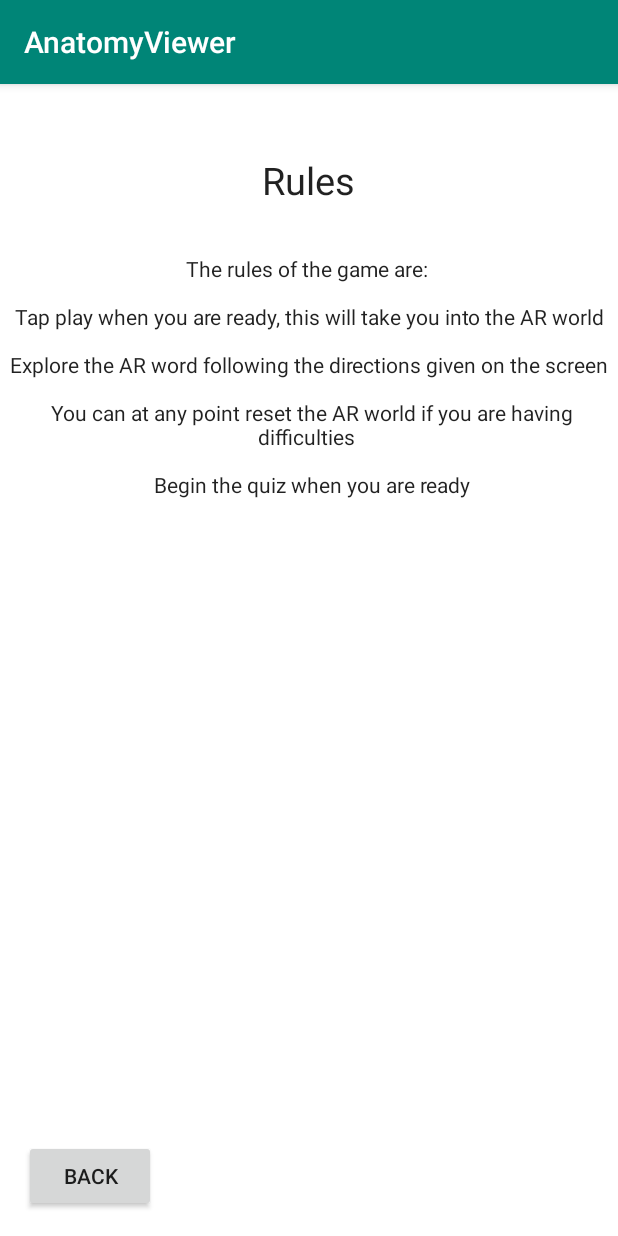
After one commit to AntonClaesson/AnatomyViewerAR, an Android app: the RulesFragment screen opened through its navigation route, on a phone screen of 412 x 824 dp. The commit adds this screen. Run offline under Robolectric (Android 15) with nearby library versions, the phone set to English and light mode, and no system bars; our stand-ins replace data binding.

Commit message:
added rules fragment

```diff
--- /dev/null
+++ b/app/src/main/java/com/example/anatomyviewer/main/RulesFragment.kt
@@ -0,0 +1,33 @@
+package com.example.anatomyviewer.main
+
+import android.os.Bundle
+import androidx.fragment.app.Fragment
+import android.view.LayoutInflater
+import android.view.View
+import android.view.ViewGroup
+import android.widget.Button
+import androidx.navigation.fragment.findNavController
+import com.example.anatomyviewer.R
+
+/**
+ * A simple [Fragment] subclass.
+ */
+class RulesFragment : Fragment() {
+
+    override fun onCreateView(
+        inflater: LayoutInflater, container: ViewGroup?,
+        savedInstanceState: Bundle?
+    ): View? {
+        // Inflate the layout for this fragment
+        return inflater.inflate(R.layout.rules, container, false)
+    }
+
+    override fun onViewCreated(view: View, savedInstanceState: Bundle?) {
+        super.onViewCreated(view, savedInstanceState)
+
+        view.findViewById<Button>(R.id.back_button).setOnClickListener {
+            val action =  RulesFragmentDirections.actionRulesFragmentToWelcomeScreen()
+            findNavController().navigate(action)
+        }
+    }
+}
--- a/app/src/main/java/com/example/anatomyviewer/main/WelcomeScreenFragment.kt
+++ b/app/src/main/java/com/example/anatomyviewer/main/WelcomeScreenFragment.kt
@@ -6,9 +6,6 @@ import android.view.LayoutInflater
 import android.view.View
 import android.view.ViewGroup
 import android.widget.Button
-import android.widget.TextView
-import androidx.navigation.NavController
-import androidx.navigation.findNavController
 import androidx.navigation.fragment.findNavController
 import com.example.anatomyviewer.R
 
@@ -26,8 +23,13 @@ class WelcomeScreenFragment : Fragment() {
     override fun onViewCreated(view: View, savedInstanceState: Bundle?) {
         super.onViewCreated(view, savedInstanceState)
 
-        view.findViewById<Button>(R.id.button_first).setOnClickListener {
+        view.findViewById<Button>(R.id.play_button).setOnClickListener {
            val action =  WelcomeScreenFragmentDirections.actionWelcomeScreenToAnatomyViewerFragment()
+            findNavController().navigate(action)
+        }
+
+        view.findViewById<Button>(R.id.to_rules_button).setOnClickListener {
+            val action =  WelcomeScreenFragmentDirections.actionWelcomeScreenToRulesFragment()
             findNavController().navigate(action)
         }
     }
--- /dev/null
+++ b/app/src/main/res/layout/rules.xml
@@ -0,0 +1,49 @@
+<?xml version="1.0" encoding="utf-8"?>
+<androidx.constraintlayout.widget.ConstraintLayout xmlns:android="http://schemas.android.com/apk/res/android"
+    xmlns:app="http://schemas.android.com/apk/res-auto"
+    xmlns:tools="http://schemas.android.com/tools"
+    android:layout_width="match_parent"
+    android:layout_height="match_parent"
+    android:background="@android:color/white"
+    tools:context=".main.RulesFragment">
+
+    <TextView
+        android:id="@+id/rules_title"
+        style="@style/AppTheme"
+        android:layout_width="wrap_content"
+        android:layout_height="wrap_content"
+        android:layout_marginTop="16dp"
+        android:layout_marginBottom="592dp"
+        android:padding="@dimen/padding_text_welcome"
+        android:text="@string/rules_title"
+        android:textSize="@dimen/text_size_app_title"
+        app:layout_constraintBottom_toTopOf="@id/back_button"
+        app:layout_constraintEnd_toEndOf="parent"
+        app:layout_constraintHorizontal_bias="0.498"
+        app:layout_constraintStart_toStartOf="parent"
+        app:layout_constraintTop_toTopOf="parent" />
+
+    <Button
+        android:id="@+id/back_button"
+        android:layout_width="wrap_content"
+        android:layout_height="wrap_content"
+        android:layout_marginStart="16dp"
+        android:layout_marginBottom="16dp"
+        android:text="@string/back_button"
+        app:layout_constraintBottom_toBottomOf="parent"
+        app:layout_constraintStart_toStartOf="parent" />
+
+    <TextView
+        android:id="@+id/game_rules"
+        style="@style/AppTheme"
+        android:layout_width="0dp"
+        android:layout_height="0dp"
+        android:layout_marginTop="16dp"
+        android:layout_marginBottom="16dp"
+        android:text="@string/rules_text"
+        android:textAlignment="center"
+        app:layout_constraintBottom_toTopOf="@+id/back_button"
+        app:layout_constraintEnd_toEndOf="parent"
+        app:layout_constraintStart_toStartOf="parent"
+        app:layout_constraintTop_toBottomOf="@+id/rules_title" />
+</androidx.constraintlayout.widget.ConstraintLayout>
--- a/app/src/main/res/navigation/nav_graph.xml
+++ b/app/src/main/res/navigation/nav_graph.xml
@@ -10,6 +10,9 @@
         <action
             android:id="@+id/action_welcomeScreen_to_anatomyViewerFragment"
             app:destination="@id/anatomyViewerFragment" />
+        <action
+            android:id="@+id/action_welcomeScreen_to_rulesFragment"
+            app:destination="@id/rulesFragment" />
     </fragment>
     <fragment
         android:id="@+id/anatomyViewerFragment"
@@ -20,4 +23,12 @@
             app:destination="@id/anatomyViewerFragment"
             app:launchSingleTop="true"/>
     </fragment>
+    <fragment
+        android:id="@+id/rulesFragment"
+        android:name="com.example.anatomyviewer.main.RulesFragment"
+        android:label="RulesFragment" >
+        <action
+            android:id="@+id/action_rulesFragment_to_welcomeScreen"
+            app:destination="@id/welcomeScreen" />
+    </fragment>
 </navigation>
--- /dev/null
+++ b/app/src/main/res/values/dimens.xml
@@ -0,0 +1,7 @@
+<?xml version="1.0" encoding="utf-8"?>
+<resources>
+    <dimen name="padding_text_welcome">16dp</dimen>
+    <dimen name="text_size_app_title">25sp</dimen>
+    <dimen name="rules_text_size">15sp</dimen>
+
+</resources>
--- a/app/src/main/res/values/strings.xml
+++ b/app/src/main/res/values/strings.xml
@@ -2,6 +2,12 @@
     <string name="app_name">AnatomyViewer</string>
 
     <!-- TODO: Remove or change this placeholder text -->
+    <string name="welcome_screen_text">Anatomy Viewer AR</string>
+    <string name="play_game">Play game</string>
+
+    <!-- TODO: Remove or change this placeholder text -->
     <string name="hello_blank_fragment">Hello blank fragment</string>
-    <string name="play_game">Play game</string>
+    <string name="rules_title">Rules</string>
+    <string name="back_button">Back</string>
+    <string name="rules_text">The rules of the game are: \n\n Tap play when you are ready, this will take you into the AR world \n \n Explore the AR word following the directions given on the screen \n\n You can at any point reset the AR world if you are having difficulties \n\n Begin the quiz when you are ready</string>
 </resources>
```
Also changed, not shown: app/src/main/res/layout/welcome_screen.xml (+20 -6 lines), 3 other files.
